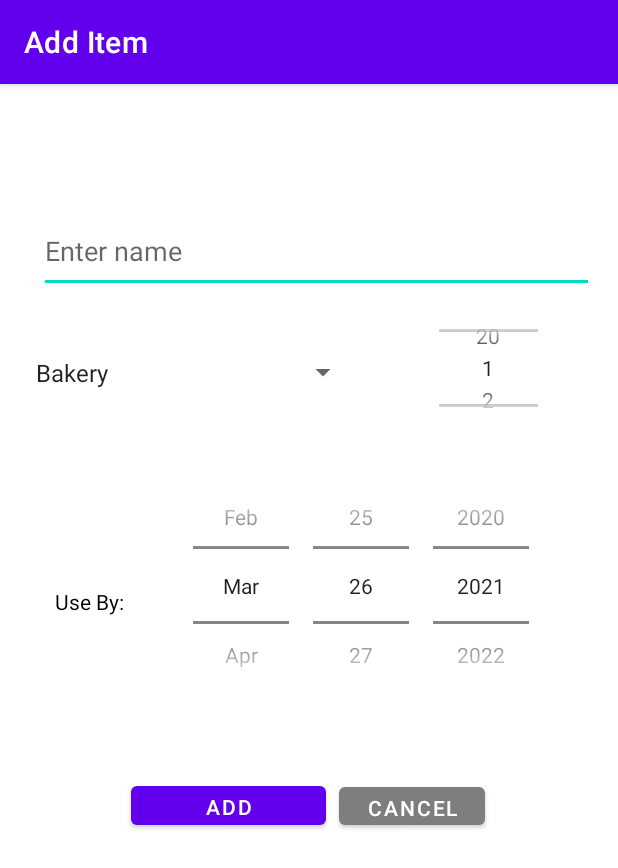
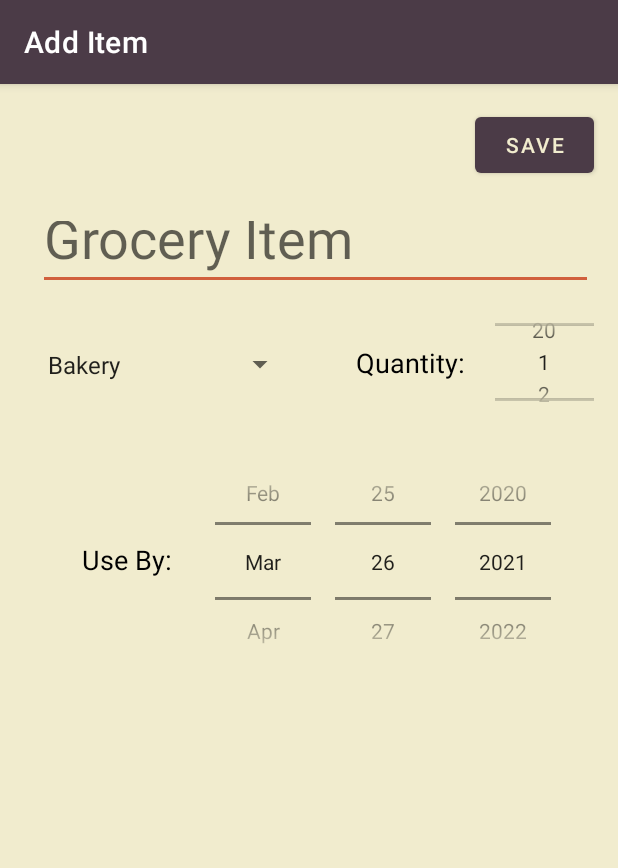
Before and after one commit to chilla2/Freshness-Tracker, an Android app: the screen it shows after launch (AddItemActivity), after a tap on an icon or button, on a phone screen of 412 x 824 dp. Shown: the top 868 px of the screen. Run offline under Robolectric (Android 15) with nearby library versions, the phone set to English and light mode, and no system bars; our stand-ins replace Firebase (no records; nobody signed in at launch, a user with empty details on screens opened directly); 1 statement that could not run was skipped.

Commit message:
new colors, menu bar to sort list

```diff
--- a/app/src/main/java/com/example/freshnesstracker/AddItemActivity.java
+++ b/app/src/main/java/com/example/freshnesstracker/AddItemActivity.java
@@ -46,8 +46,8 @@ public class AddItemActivity extends AppCompatActivity {
         quantityPicker.setMaxValue(20);
         datePicker = (DatePicker)findViewById(R.id.datePicker);
         spinnerCategory = (Spinner) findViewById(R.id.categories_spinner);
-        saveItem = (Button) findViewById(R.id.saveItem);
-        cancel  = (Button) findViewById(R.id.cancel);
+        saveItem = (Button) findViewById(R.id.saveItem);/**/
+        //cancel  = (Button) findViewById(R.id.cancel);
         saveItem.setOnClickListener(new View.OnClickListener() {
             @Override
             public void onClick(View view) {
@@ -55,11 +55,11 @@ public class AddItemActivity extends AppCompatActivity {
                 switchToMain();
             }
         });
-        cancel.setOnClickListener(new View.OnClickListener() {
-            public void onClick(View v) {
-                switchToMain();
-            }
-        });
+//        cancel.setOnClickListener(new View.OnClickListener() {
+//            public void onClick(View v) {
+//                switchToMain();
+//            }
+//        });
     }
 
     private void switchToMain() {
--- a/app/src/main/java/com/example/freshnesstracker/FoodItemAdapter.java
+++ b/app/src/main/java/com/example/freshnesstracker/FoodItemAdapter.java
@@ -104,9 +104,9 @@ public class FoodItemAdapter extends RecyclerView.Adapter {
 
         //set text color based on whether item has expired or not
         if (foodItem.getIsExpired()) {
-            ((ViewHolder) holder).getExpirationDate().setTextColor(Color.RED);
+            ((ViewHolder) holder).getName().setTextColor(Color.parseColor("#5c1a1b"));
         } else {
-            ((ViewHolder) holder).getExpirationDate().setTextColor(Color.GREEN);
+            ((ViewHolder) holder).getName().setTextColor(Color.parseColor("#386150"));
         }
     }
 
--- a/app/src/main/java/com/example/freshnesstracker/MainActivity.java
+++ b/app/src/main/java/com/example/freshnesstracker/MainActivity.java
@@ -7,6 +7,8 @@ import android.content.SharedPreferences;
 import android.os.Bundle;
 import android.util.Log;
 import android.view.LayoutInflater;
+import android.view.Menu;
+import android.view.MenuItem;
 import android.view.View;
 import android.widget.AdapterView;
 import android.widget.ArrayAdapter;
@@ -48,6 +50,7 @@ public class MainActivity extends AppCompatActivity implements FoodItemAdapter.L
 
     private Spinner mSpinner;
     FloatingActionButton addButton;
+    TextView tv1;
 
     //creating one list to contain all items and remains unchanged except when DB is updated, and one list that will be updated depending on needs of view.
     ArrayList<FoodItem> foodItems;
@@ -68,6 +71,8 @@ public class MainActivity extends AppCompatActivity implements FoodItemAdapter.L
 
         addButton = findViewById(R.id.addButton);
         mSpinner = findViewById(R.id.foodType);
+        tv1 = (TextView)findViewById(R.id.textView3);
+
 
         databaseItems = FirebaseDatabase.getInstance().getReference("items");
 
@@ -145,6 +150,55 @@ public class MainActivity extends AppCompatActivity implements FoodItemAdapter.L
             public void onNothingSelected(AdapterView<?> parentView) {
             }
         });
+    }
+
+    @Override
+    public boolean onCreateOptionsMenu (Menu menu) {
+        // Inflate the menu; this adds items to the action bar if it is present.
+        getMenuInflater().inflate(R.menu.main_menu , menu) ;
+        return true;
+    }
+    @Override
+    public boolean onOptionsItemSelected (MenuItem item) {
+        switch (item.getItemId()) {
+            case R.id.all :
+                displayByType("All");
+                tv1.setText("All My Food");
+
+                return true;
+            case R.id.bake:
+                displayByType("Bakery");
+                tv1.setText("My Baked Goods");
+
+                return true;
+            case R.id. can :
+                displayByType("Canned");
+                tv1.setText("My Canned Goods");
+                return true;
+            case R.id.dairy:
+                displayByType("Dairy");
+                tv1.setText("My Dairy");
+                return true;
+            case R.id.dry :
+                displayByType("Dry Goods");
+                tv1.setText("My Dry Goods");
+                return true;
+            case R.id.meat:
+                displayByType("Meat");
+                tv1.setText("All My Meat");
+                return true;
+            case R.id.produce :
+                displayByType("Produce");
+                tv1.setText("Produce!!");
+                return true;
+            case R.id.custom :
+                displayByType("Custom");
+                tv1.setText("My Custom Foods");
+
+                return true;
+            default :
+                return super .onOptionsItemSelected(item) ;
+        }
     }
 
     /** onListItemClick calls the showUpdateDeleteDialog method, passing in the appropriate item.
--- a/app/src/main/res/layout/activity_add_item.xml
+++ b/app/src/main/res/layout/activity_add_item.xml
@@ -5,118 +5,99 @@
     android:layout_width="match_parent"
     android:layout_height="match_parent"
     android:textSize="20sp"
+    android:background="#f1ecce"
     tools:context=".AddItemActivity">
 
     <EditText
         android:id="@+id/editTextName"
         android:layout_width="370dp"
         android:layout_height="56dp"
-        android:layout_marginStart="15dp"
-        android:layout_marginLeft="15dp"
-        android:layout_marginTop="80dp"
+        android:layout_marginStart="24dp"
+        android:layout_marginLeft="24dp"
+        android:layout_marginTop="16dp"
         android:layout_marginEnd="16dp"
         android:layout_marginRight="16dp"
-        android:layout_marginBottom="10dp"
-        android:hint="Enter name"
+        android:hint="Grocery Item"
         android:maxLength="15"
-        app:layout_constraintBottom_toTopOf="@+id/categories_spinner"
+        android:textSize="36sp"
         app:layout_constraintEnd_toEndOf="parent"
-        app:layout_constraintHorizontal_bias="1.0"
         app:layout_constraintStart_toStartOf="parent"
-        app:layout_constraintTop_toTopOf="parent" />
+        app:layout_constraintTop_toBottomOf="@+id/saveItem" />
 
     <TextView
         android:id="@+id/textView2"
-        android:layout_width="50dp"
-        android:layout_height="23dp"
-        android:layout_marginTop="104dp"
-        android:layout_marginBottom="392dp"
+        android:layout_width="73dp"
+        android:layout_height="27dp"
+        android:layout_marginTop="92dp"
+        android:layout_marginEnd="8dp"
+        android:layout_marginRight="8dp"
+        android:gravity="right"
         android:text="Use By:"
         android:textColor="@color/black"
-        app:layout_constraintBottom_toBottomOf="parent"
-        app:layout_constraintEnd_toEndOf="parent"
-        app:layout_constraintHorizontal_bias="0.102"
-        app:layout_constraintStart_toStartOf="parent"
+        android:textSize="18sp"
+        app:layout_constraintEnd_toStartOf="@+id/datePicker"
         app:layout_constraintTop_toBottomOf="@+id/categories_spinner" />
+
+    <TextView
+        android:id="@+id/textView"
+        android:layout_width="104dp"
+        android:layout_height="28dp"
+        android:layout_marginTop="36dp"
+        android:layout_marginEnd="20dp"
+        android:layout_marginRight="20dp"
+        android:gravity="right"
+        android:text="Quantity:"
+        android:textColor="@color/black"
+        android:textSize="18sp"
+        app:layout_constraintEnd_toStartOf="@+id/quantityPicker"
+        app:layout_constraintTop_toBottomOf="@+id/editTextName" />
 
     <NumberPicker
         android:id="@+id/quantityPicker"
 
         android:layout_width="66dp"
         android:layout_height="64dp"
-        android:layout_marginTop="18dp"
-        android:layout_marginBottom="208dp"
-        app:layout_constraintBottom_toTopOf="@+id/saveItem"
+        android:layout_marginTop="16dp"
+        android:layout_marginEnd="16dp"
+        android:layout_marginRight="16dp"
         app:layout_constraintEnd_toEndOf="parent"
-        app:layout_constraintHorizontal_bias="0.846"
-        app:layout_constraintStart_toStartOf="parent"
-        app:layout_constraintTop_toBottomOf="@+id/editTextName"
-        app:layout_constraintVertical_bias="0.0" />
+        app:layout_constraintTop_toBottomOf="@+id/editTextName" />
 
     <DatePicker
         android:id="@+id/datePicker"
         android:layout_width="273dp"
         android:layout_height="170dp"
-        android:layout_marginStart="21dp"
-        android:layout_marginLeft="21dp"
         android:layout_marginTop="16dp"
-        android:layout_marginEnd="30dp"
-        android:layout_marginRight="30dp"
-        android:layout_marginBottom="10dp"
+        android:layout_marginEnd="16dp"
+        android:layout_marginRight="16dp"
         android:calendarViewShown="false"
         android:datePickerMode="spinner"
-        app:layout_constraintBottom_toTopOf="@+id/saveItem"
         app:layout_constraintEnd_toEndOf="parent"
-        app:layout_constraintHorizontal_bias="0.0"
-        app:layout_constraintStart_toEndOf="@+id/textView2"
         app:layout_constraintTop_toBottomOf="@+id/quantityPicker" />
 
     <Spinner
         android:id="@+id/categories_spinner"
-        android:layout_width="223dp"
-        android:layout_height="43dp"
-        android:layout_marginStart="16dp"
-        android:layout_marginLeft="16dp"
-        android:layout_marginTop="18dp"
-        android:layout_marginEnd="51dp"
-        android:layout_marginRight="51dp"
-        android:layout_marginBottom="32dp"
+        android:layout_width="173dp"
+        android:layout_height="51dp"
+        android:layout_marginStart="24dp"
+        android:layout_marginLeft="24dp"
+        android:layout_marginTop="24dp"
         android:dropDownSelector="@android:drawable/btn_dropdown"
         android:entries="@array/categories_array"
         android:spinnerMode="dropdown"
-        app:layout_constraintBottom_toTopOf="@+id/datePicker"
-        app:layout_constraintEnd_toStartOf="@+id/quantityPicker"
-        app:layout_constraintHorizontal_bias="0.0"
+        android:textSize="18sp"
         app:layout_constraintStart_toStartOf="parent"
         app:layout_constraintTop_toBottomOf="@+id/editTextName" />
 
     <Button
         android:id="@+id/saveItem"
-        android:layout_width="130dp"
-        android:layout_height="38dp"
-        android:layout_marginTop="20dp"
-        android:layout_marginBottom="256dp"
-        android:text="Add"
-        app:layout_constraintBottom_toBottomOf="parent"
+        android:layout_width="79dp"
+        android:layout_height="49dp"
+        android:layout_marginTop="16dp"
+        android:layout_marginEnd="16dp"
+        android:layout_marginRight="16dp"
+        android:text="Save"
         app:layout_constraintEnd_toEndOf="parent"
-        app:layout_constraintHorizontal_bias="0.309"
-        app:layout_constraintStart_toStartOf="parent"
-        app:layout_constraintTop_toBottomOf="@+id/datePicker" />
-
-    <Button
-        android:id="@+id/cancel"
-        android:layout_width="97dp"
-        android:layout_height="37dp"
-        android:layout_marginTop="31dp"
-        android:layout_marginBottom="256dp"
-        android:text="Cancel"
-        android:textColor="@color/white"
-        app:backgroundTint="#7E7E7E"
-        app:layout_constraintBottom_toBottomOf="parent"
-        app:layout_constraintEnd_toEndOf="parent"
-        app:layout_constraintHorizontal_bias="0.092"
-        app:layout_constraintStart_toEndOf="@+id/saveItem"
-        app:layout_constraintTop_toBottomOf="@+id/datePicker"
-        app:rippleColor="#FFFFFF" />
+        app:layout_constraintTop_toTopOf="parent" />
 
 </androidx.constraintlayout.widget.ConstraintLayout>
--- a/app/src/main/res/layout/update_dialogue.xml
+++ b/app/src/main/res/layout/update_dialogue.xml
@@ -2,6 +2,7 @@
 <LinearLayout xmlns:android="http://schemas.android.com/apk/res/android"
     android:layout_width="match_parent"
     android:layout_height="match_parent"
+    android:background="#f1ecce"
     android:orientation="vertical">
 
     <Button
--- a/app/src/main/res/layout/update_dialogue2.xml
+++ b/app/src/main/res/layout/update_dialogue2.xml
@@ -4,6 +4,7 @@
     xmlns:tools="http://schemas.android.com/tools"
     android:layout_width="match_parent"
     android:layout_height="match_parent"
+    android:background="#fbf9ef"
     android:orientation="vertical">
 
     <Button
--- a/app/src/main/res/values/colors.xml
+++ b/app/src/main/res/values/colors.xml
@@ -1,10 +1,18 @@
 <?xml version="1.0" encoding="utf-8"?>
 <resources>
     <color name="purple_200">#FFBB86FC</color>
-    <color name="purple_500">#FF6200EE</color>
-    <color name="purple_700">#FF3700B3</color>
-    <color name="teal_200">#FF03DAC5</color>
-    <color name="teal_700">#FF018786</color>
+    <color name="purple_500">#4B3B47</color>
+    <color name="purple_700">#2E242B</color>
+    <color name="expired_red">#5c1a1b</color>
+    <color name="teal_200">#d1603d</color>
+    <color name="teal_700">#386150</color>
     <color name="black">#FF000000</color>
-    <color name="white">#FFFFFFFF</color>
+    <color name="white">#f1ecce</color>
+<!--    <color name="purple_200">#FFBB86FC</color>-->
+<!--    <color name="purple_500">#FF6200EE</color>-->
+<!--    <color name="purple_700">#FF3700B3</color>-->
+<!--    <color name="teal_200">#FF03DAC5</color>-->
+<!--    <color name="teal_700">#FF018786</color>-->
+<!--    <color name="black">#FF000000</color>-->
+<!--    <color name="white">#FFFFFFFF</color>-->
 </resources>
```
Also changed, not shown: app/src/main/java/com/example/freshnesstracker/BuildFakeInventory.java (deleted, +0 -47 lines), app/src/main/res/layout/activity_main.xml (+22 -7 lines), app/src/main/res/layout/item_food.xml (+9 -5 lines).
